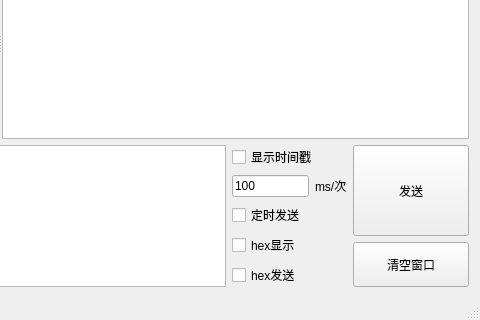
Above: ComAssistant/mainwindow.ui from petertheprocess/ComAssistant before the change; both pictures show x 480 to 960 and y 400 to 720 of the 960 by 720 pixel window. Below: the same form after it.
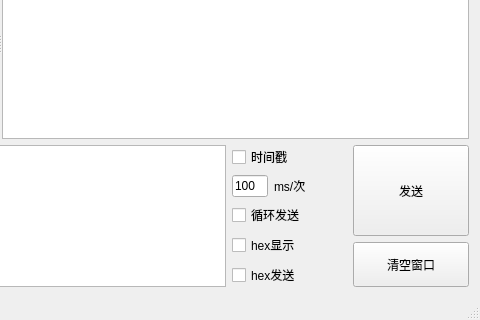
That is the form after the change. Custom widgets are drawn as their Qt base class.

Commit message: 变量优化、清除窗口后也会删除多余曲线

```diff
--- a/ComAssistant/mainwindow.ui
+++ b/ComAssistant/mainwindow.ui
@@ -45,12 +45,12 @@
            </sizepolicy>
           </property>
           <property name="text">
-           <string>显示时间戳</string>
+           <string>时间戳</string>
           </property>
          </widget>
         </item>
         <item>
-         <layout class="QHBoxLayout" name="horizontalLayout">
+         <layout class="QHBoxLayout" name="horizontalLayout" stretch="1,2">
           <item>
            <widget class="QLineEdit" name="sendInterval">
             <property name="sizePolicy">
@@ -82,7 +82,7 @@
            </sizepolicy>
           </property>
           <property name="text">
-           <string>定时发送</string>
+           <string>循环发送</string>
           </property>
          </widget>
         </item>
```
Left out of the diff: 4 changed lines with no effect on the pictures. The commit also changes 2 other files.
